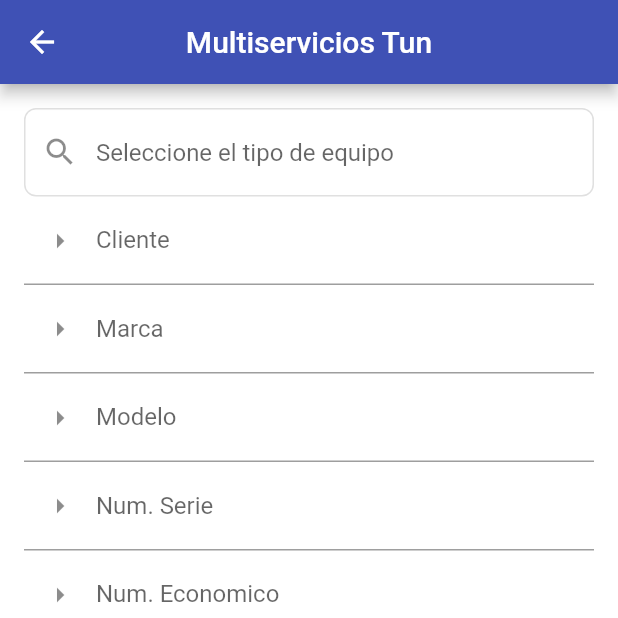
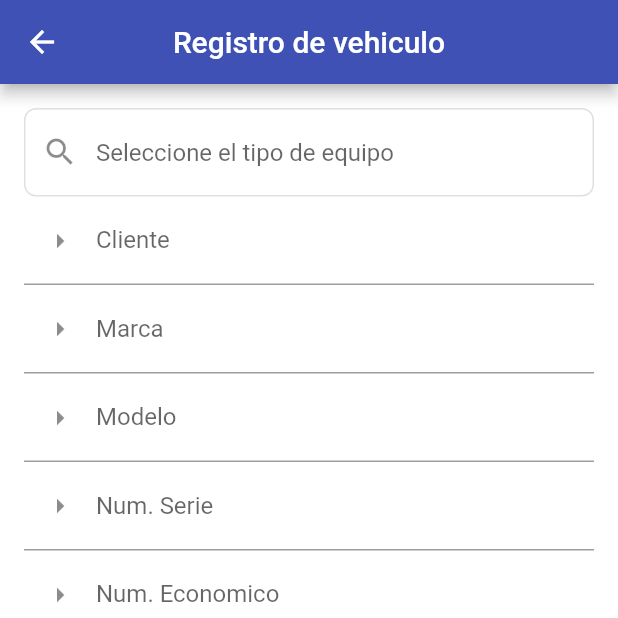
Before and after one commit to cardanxd/multiservicios_tun, a Flutter app: the Rvehiculo screen opened directly, after a tap on "Registrar", on a phone screen of 412 x 824 dp, the top half of it. Run offline on Flutter 3.47's test engine with Material 2 defaults, Android fonts, the phone set to English and light mode, and no system bars; our stand-ins replace substring_highlight; network calls fail; Roboto replaces fonts that are missing (Georgia).

Commit message:
Consulta de segmentos en registro de vehiculo

```diff
--- a/lib/main.dart
+++ b/lib/main.dart
@@ -14,8 +14,10 @@ class MyApp extends StatelessWidget {
       theme: ThemeData(
         scaffoldBackgroundColor: Colors.white,
         visualDensity: VisualDensity.adaptivePlatformDensity,
+        primarySwatch: Colors.indigo,
         primaryColor: Colors.indigo,
         accentColor: Colors.indigo,
+        brightness: Brightness.light,
         fontFamily: 'Georgia',
       ),
       home: Panel(),
--- /dev/null
+++ b/lib/models/Segmento.dart
@@ -0,0 +1,29 @@
+// To parse this JSON data, do
+//
+//     final segmento = segmentoFromJson(jsonString);
+
+import 'dart:convert';
+
+Segmento segmentoFromJson(String str) => Segmento.fromJson(json.decode(str));
+
+String segmentoToJson(Segmento data) => json.encode(data.toJson());
+
+class Segmento {
+  Segmento({
+    this.id,
+    this.nombre,
+  });
+
+  int id;
+  String nombre;
+
+  factory Segmento.fromJson(Map<String, dynamic> json) => Segmento(
+        id: json["id"],
+        nombre: json["nombre"],
+      );
+
+  Map<String, dynamic> toJson() => {
+        "id": id,
+        "nombre": nombre,
+      };
+}
--- a/lib/src/paginas/Rcliente.dart
+++ b/lib/src/paginas/Rcliente.dart
@@ -131,10 +131,8 @@ class _RclienteState extends State<Rcliente> {
   @override
   Widget build(BuildContext context) {
     return Scaffold(
-        appBar: AppBar(
-            centerTitle: true,
-            backgroundColor: Colors.indigo,
-            title: Text('Multiservicios Tun')),
+        extendBodyBehindAppBar: true,
+        appBar: AppBar(centerTitle: true, title: Text('Registro de cliente')),
         body: Padding(
           padding: const EdgeInsets.all(16.0),
           child: ListView(
--- a/lib/src/paginas/Rorden.dart
+++ b/lib/src/paginas/Rorden.dart
@@ -122,10 +122,8 @@ class _RordenState extends State<Rorden> {
   @override
   Widget build(BuildContext context) {
     return Scaffold(
-        appBar: AppBar(
-            centerTitle: true,
-            backgroundColor: Colors.indigo,
-            title: Text('Multiservicios Tun')),
+        extendBodyBehindAppBar: true,
+        appBar: AppBar(centerTitle: true, title: Text('Registro de orden')),
         body: Padding(
           padding: const EdgeInsets.all(20.0),
           child: ListView(
--- a/lib/src/paginas/Rvehiculo.dart
+++ b/lib/src/paginas/Rvehiculo.dart
@@ -4,6 +4,7 @@ import 'package:flutter/material.dart';
 import 'package:flutter/services.dart';
 import 'package:http/http.dart' as http;
 import 'package:multiservicios_tun/models/Vehiculo.dart';
+import 'package:multiservicios_tun/models/Segmento.dart';
 
 class Rvehiculo extends StatefulWidget {
   @override
@@ -33,6 +34,21 @@ Future<Vehiculo> crearVehiculo(int cliente, String tipo, String marca,
 class _RvehiculoState extends State<Rvehiculo> {
   bool isLoading = false;
   List<String> autoCompleteData;
+
+  Future<List<Segmento>> getRequest() async {
+    String url = "https://apiserviciostunv1.000webhostapp.com/api/segmentos";
+    final response = await http.get(Uri.parse(url));
+
+    var responseData = json.decode(response.body);
+
+    List<Segmento> segmentos = [];
+    for (var singleSegmento in responseData["data"]) {
+      Segmento segmento =
+          Segmento(id: singleSegmento["id"], nombre: singleSegmento["nombre"]);
+      segmentos.add(segmento);
+    }
+    return segmentos;
+  }
 
   Future fetchAutoCompleteData() async {
     setState(() {
@@ -64,15 +80,14 @@ class _RvehiculoState extends State<Rvehiculo> {
   void initState() {
     super.initState();
     fetchAutoCompleteData();
+    getRequest();
   }
 
   @override
   Widget build(BuildContext context) {
     return Scaffold(
-        appBar: AppBar(
-            centerTitle: true,
-            backgroundColor: Colors.indigo,
-            title: Text('Multiservicios Tun')),
+        extendBodyBehindAppBar: true,
+        appBar: AppBar(centerTitle: true, title: Text('Registro de vehiculo')),
         body: isLoading
             ? Center(
                 child: CircularProgressIndicator(),
```
